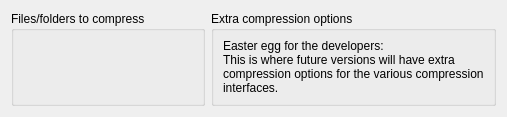
KDE/ark, file kerfuffle/adddialog.ui: the form before one commit.
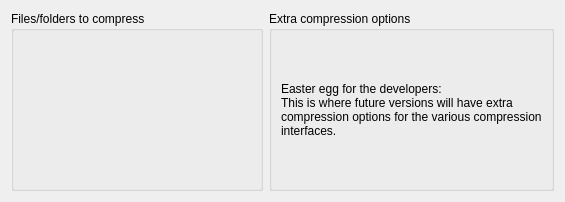
The form after the commit.

Commit message: Adding a label for files specified to be adding to archive. needs to be prettified. Added qregistermetatype calls to fix listrecursive not working properly.

The edit to the form file:
```diff
--- a/kerfuffle/adddialog.ui
+++ b/kerfuffle/adddialog.ui
@@ -5,8 +5,8 @@
    <rect>
     <x>0</x>
     <y>0</y>
-    <width>507</width>
-    <height>117</height>
+    <width>565</width>
+    <height>202</height>
    </rect>
   </property>
   <property name="minimumSize" >
@@ -21,6 +21,12 @@
   <layout class="QHBoxLayout" name="horizontalLayout" >
    <item>
     <widget class="QGroupBox" name="groupCompressFiles" >
+     <property name="sizePolicy" >
+      <sizepolicy vsizetype="Preferred" hsizetype="MinimumExpanding" >
+       <horstretch>0</horstretch>
+       <verstretch>0</verstretch>
+      </sizepolicy>
+     </property>
      <property name="minimumSize" >
       <size>
        <width>0</width>
@@ -30,6 +36,7 @@
      <property name="title" >
       <string>Files/folders to compress</string>
      </property>
+     <layout class="QVBoxLayout" name="verticalLayout_2" />
     </widget>
    </item>
    <item>
```
The commit also changes 6 other files.
